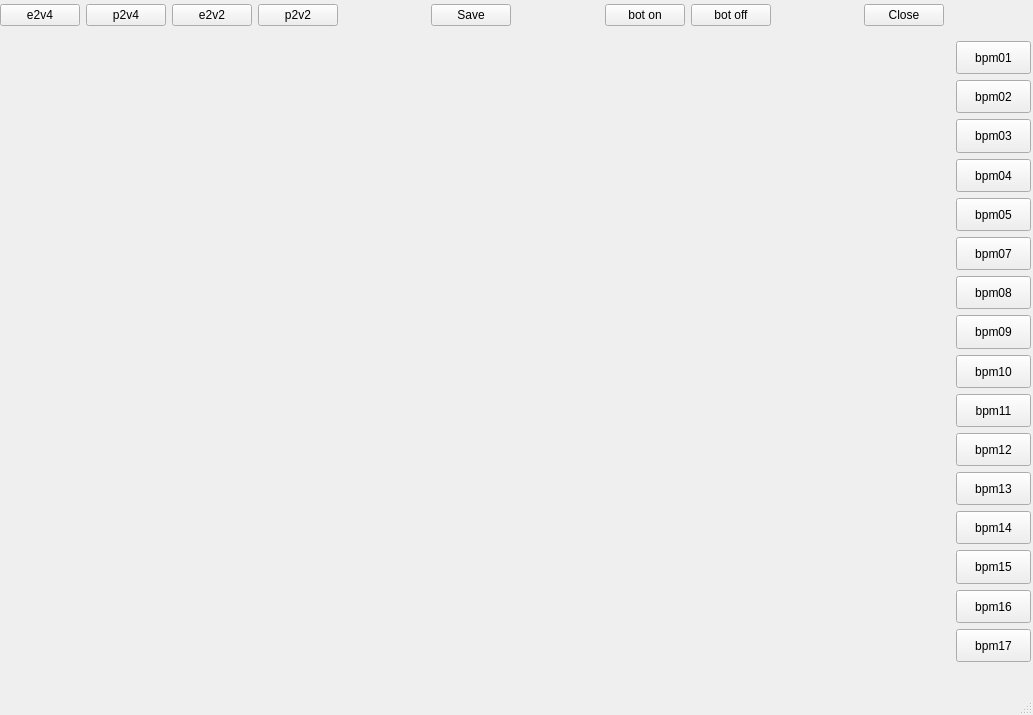
The window that uis/bpm's.ui (vitaliibalakin/c_orbit) describes before a commit, drawn with Qt 5.
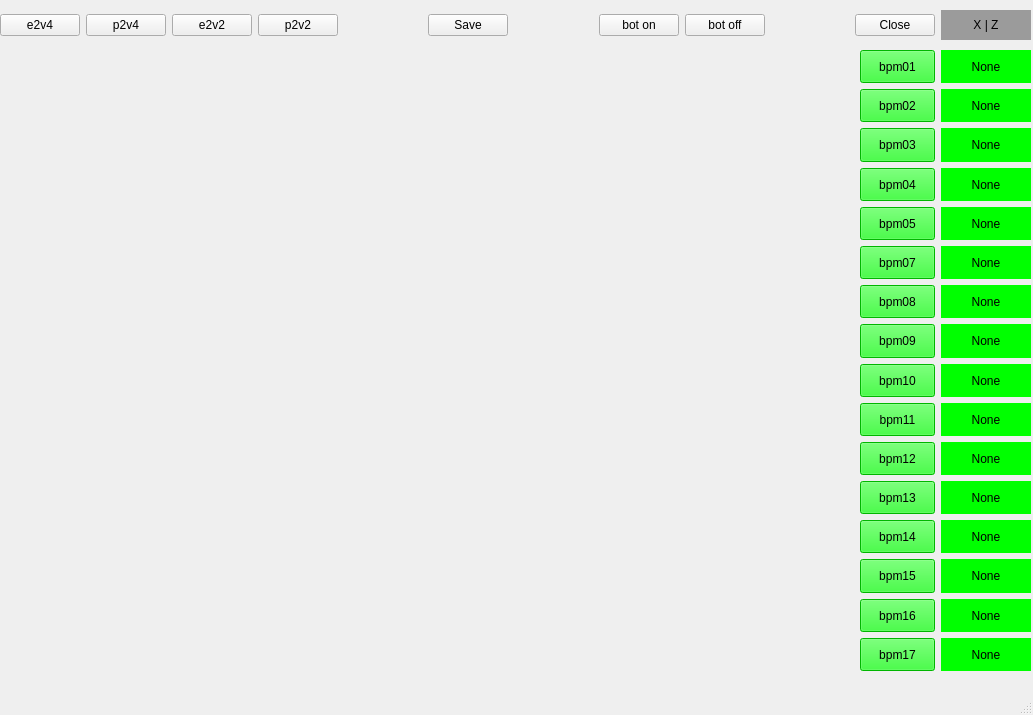
The same window after the commit.

```diff
--- a/uis/bpm's.ui
+++ b/uis/bpm's.ui
@@ -20,71 +20,10 @@
       <x>0</x>
       <y>0</y>
       <width>1031</width>
-      <height>31</height>
+      <height>50</height>
      </rect>
     </property>
     <layout class="QGridLayout" name="gridLayout">
-     <item row="0" column="16">
-      <spacer name="horizontalSpacer_4">
-       <property name="orientation">
-        <enum>Qt::Horizontal</enum>
-       </property>
-       <property name="sizeHint" stdset="0">
-        <size>
-         <width>40</width>
-         <height>20</height>
-        </size>
-       </property>
-      </spacer>
-     </item>
-     <item row="0" column="5">
-      <widget class="QPushButton" name="btn_sel_e2v2">
-       <property name="text">
-        <string>e2v2</string>
-       </property>
-      </widget>
-     </item>
-     <item row="0" column="12">
-      <widget class="QPushButton" name="btn_bot_on">
-       <property name="text">
-        <string>bot on</string>
-       </property>
-      </widget>
-     </item>
-     <item row="0" column="4">
-      <widget class="QPushButton" name="btn_sel_p2v4">
-       <property name="text">
-        <string>p2v4</string>
-       </property>
-      </widget>
-     </item>
-     <item row="0" column="6">
-      <widget class="QPushButton" name="btn_sel_p2v2">
-       <property name="text">
-        <string>p2v2</string>
-       </property>
-      </widget>
-     </item>
-     <item row="0" column="11">
-      <spacer name="horizontalSpacer_5">
-       <property name="orientation">
-        <enum>Qt::Horizontal</enum>
-       </property>
-       <property name="sizeHint" stdset="0">
-        <size>
-         <width>40</width>
-         <height>20</height>
-        </size>
-       </property>
-      </spacer>
-     </item>
-     <item row="0" column="10">
-      <widget class="QPushButton" name="btn_save">
-       <property name="text">
-        <string>Save</string>
-       </property>
-      </widget>
-     </item>
      <item row="0" column="3">
       <widget class="QPushButton" name="btn_sel_e2v4">
        <property name="text">
@@ -92,6 +31,52 @@
        </property>
       </widget>
      </item>
+     <item row="0" column="14">
+      <spacer name="horizontalSpacer_6">
+       <property name="orientation">
+        <enum>Qt::Horizontal</enum>
+       </property>
+       <property name="sizeHint" stdset="0">
+        <size>
+         <width>40</width>
+         <height>20</height>
+        </size>
+       </property>
+      </spacer>
+     </item>
+     <item row="0" column="7">
+      <spacer name="horizontalSpacer_3">
+       <property name="orientation">
+        <enum>Qt::Horizontal</enum>
+       </property>
+       <property name="sizeHint" stdset="0">
+        <size>
+         <width>40</width>
+         <height>20</height>
+        </size>
+       </property>
+      </spacer>
+     </item>
+     <item row="0" column="11">
+      <spacer name="horizontalSpacer_5">
+       <property name="orientation">
+        <enum>Qt::Horizontal</enum>
+       </property>
+       <property name="sizeHint" stdset="0">
+        <size>
+         <width>40</width>
+         <height>20</height>
+        </size>
+       </property>
+      </spacer>
+     </item>
+     <item row="0" column="12">
+      <widget class="QPushButton" name="btn_bot_on">
+       <property name="text">
+        <string>bot on</string>
+       </property>
+      </widget>
+     </item>
      <item row="0" column="13">
       <widget class="QPushButton" name="btn_bot_off">
        <property name="text">
@@ -99,18 +84,12 @@
        </property>
       </widget>
      </item>
-     <item row="0" column="7">
-      <spacer name="horizontalSpacer_3">
-       <property name="orientation">
-        <enum>Qt::Horizontal</enum>
+     <item row="0" column="4">
+      <widget class="QPushButton" name="btn_sel_p2v4">
+       <property name="text">
+        <string>p2v4</string>
        </property>
-       <property name="sizeHint" stdset="0">
-        <size>
-         <width>40</width>
-         <height>20</height>
-        </size>
-       </property>
-      </spacer>
+      </widget>
      </item>
      <item row="0" column="15">
       <widget class="QPushButton" name="btn_close">
@@ -119,39 +98,75 @@
        </property>
       </widget>
      </item>
-     <item row="0" column="14">
-      <spacer name="horizontalSpacer_6">
-       <property name="orientation">
-        <enum>Qt::Horizontal</enum>
+     <item row="0" column="5">
+      <widget class="QPushButton" name="btn_sel_e2v2">
+       <property name="text">
+        <string>e2v2</string>
        </property>
-       <property name="sizeHint" stdset="0">
+      </widget>
+     </item>
+     <item row="0" column="10">
+      <widget class="QPushButton" name="btn_save">
+       <property name="text">
+        <string>Save</string>
+       </property>
+      </widget>
+     </item>
+     <item row="0" column="6">
+      <widget class="QPushButton" name="btn_sel_p2v2">
+       <property name="text">
+        <string>p2v2</string>
+       </property>
+      </widget>
+     </item>
+     <item row="0" column="16">
+      <widget class="QLabel" name="label">
+       <property name="minimumSize">
         <size>
-         <width>40</width>
-         <height>20</height>
+         <width>90</width>
+         <height>30</height>
         </size>
        </property>
-      </spacer>
+       <property name="styleSheet">
+        <string notr="true">background-color:rgb(155, 155, 155)</string>
+       </property>
+       <property name="text">
+        <string>X | Z</string>
+       </property>
+       <property name="alignment">
+        <set>Qt::AlignCenter</set>
+       </property>
+      </widget>
      </item>
     </layout>
    </widget>
    <widget class="QWidget" name="gridLayoutWidget_2">
     <property name="geometry">
      <rect>
-      <x>10</x>
-      <y>41</y>
-      <width>1021</width>
+      <x>0</x>
+      <y>50</y>
+      <width>1031</width>
       <height>621</height>
      </rect>
     </property>
     <layout class="QGridLayout" name="gridLayout_2">
      <item row="11" column="1">
       <widget class="QPushButton" name="btn_bpm13">
+       <property name="minimumSize">
+        <size>
+         <width>75</width>
+         <height>0</height>
+        </size>
+       </property>
        <property name="maximumSize">
         <size>
          <width>75</width>
          <height>100</height>
         </size>
        </property>
+       <property name="styleSheet">
+        <string notr="true">background-color:rgb(0, 255, 0)</string>
+       </property>
        <property name="text">
         <string>bpm13</string>
        </property>
@@ -159,12 +174,21 @@
      </item>
      <item row="8" column="1">
       <widget class="QPushButton" name="btn_bpm10">
+       <property name="minimumSize">
+        <size>
+         <width>75</width>
+         <height>0</height>
+        </size>
+       </property>
        <property name="maximumSize">
         <size>
          <width>75</width>
          <height>100</height>
         </size>
        </property>
+       <property name="styleSheet">
+        <string notr="true">background-color:rgb(0, 255, 0)</string>
+       </property>
        <property name="text">
         <string>bpm10</string>
        </property>
@@ -172,12 +196,21 @@
      </item>
      <item row="5" column="1">
       <widget class="QPushButton" name="btn_bpm07">
+       <property name="minimumSize">
+        <size>
+         <width>75</width>
+         <height>0</height>
+        </size>
+       </property>
        <property name="maximumSize">
         <size>
          <width>75</width>
          <height>100</height>
         </size>
        </property>
+       <property name="styleSheet">
+        <string notr="true">background-color:rgb(0, 255, 0)</string>
+       </property>
        <property name="text">
         <string>bpm07</string>
        </property>
@@ -185,12 +218,21 @@
      </item>
      <item row="10" column="1">
       <widget class="QPushButton" name="btn_bpm12">
+       <property name="minimumSize">
+        <size>
+         <width>75</width>
+         <height>0</height>
+        </size>
+       </property>
        <property name="maximumSize">
         <size>
          <width>75</width>
          <height>100</height>
         </size>
        </property>
+       <property name="styleSheet">
+        <string notr="true">background-color:rgb(0, 255, 0)</string>
+       </property>
        <property name="text">
         <string>bpm12</string>
        </property>
@@ -198,12 +240,21 @@
      </item>
      <item row="9" column="1">
       <widget class="QPushButton" name="btn_bpm11">
+       <property name="minimumSize">
+        <size>
+         <width>75</width>
+         <height>0</height>
+        </size>
+       </property>
        <property name="maximumSize">
         <size>
          <width>75</width>
          <height>100</height>
         </size>
        </property>
+       <property name="styleSheet">
+        <string notr="true">background-color:rgb(0, 255, 0)</string>
+       </property>
        <property name="text">
         <string>bpm11</string>
        </property>
@@ -211,12 +262,21 @@
      </item>
      <item row="3" column="1">
       <widget class="QPushButton" name="btn_bpm04">
+       <property name="minimumSize">
+        <size>
+         <width>75</width>
+         <height>0</height>
+        </size>
+       </property>
        <property name="maximumSize">
         <size>
          <width>75</width>
          <height>100</height>
         </size>
        </property>
+       <property name="styleSheet">
+        <string notr="true">background-color:rgb(0, 255, 0)</string>
+       </property>
        <property name="text">
         <string>bpm04</string>
        </property>
@@ -224,12 +284,21 @@
      </item>
      <item row="6" column="1">
       <widget class="QPushButton" name="btn_bpm08">
+       <property name="minimumSize">
+        <size>
+         <width>75</width>
+         <height>0</height>
+        </size>
+       </property>
        <property name="maximumSize">
         <size>
          <width>75</width>
          <height>100</height>
         </size>
        </property>
+       <property name="styleSheet">
+        <string notr="true">background-color:rgb(0, 255, 0)</string>
+       </property>
        <property name="text">
         <string>bpm08</string>
        </property>
@@ -237,12 +306,21 @@
      </item>
      <item row="1" column="1">
       <widget class="QPushButton" name="btn_bpm02">
+       <property name="minimumSize">
+        <size>
+         <width>75</width>
+         <height>0</height>
+        </size>
+       </property>
        <property name="maximumSize">
         <size>
          <width>75</width>
          <height>100</height>
         </size>
        </property>
+       <property name="styleSheet">
+        <string notr="true">background-color:rgb(0, 255, 0)</string>
+       </property>
        <property name="text">
         <string>bpm02</string>
        </property>
@@ -250,12 +328,21 @@
      </item>
      <item row="2" column="1">
       <widget class="QPushButton" name="btn_bpm03">
+       <property name="minimumSize">
+        <size>
+         <width>75</width>
+         <height>0</height>
+        </size>
+       </property>
        <property name="maximumSize">
         <size>
          <width>75</width>
          <height>100</height>
         </size>
        </property>
+       <property name="styleSheet">
+        <string notr="true">background-color:rgb(0, 255, 0)</string>
+       </property>
        <property name="text">
         <string>bpm03</string>
        </property>
@@ -263,12 +350,21 @@
      </item>
      <item row="12" column="1">
       <widget class="QPushButton" name="btn_bpm14">
+       <property name="minimumSize">
+        <size>
+         <width>75</width>
+         <height>0</height>
+        </size>
+       </property>
        <property name="maximumSize">
         <size>
          <width>75</width>
          <height>100</height>
         </size>
        </property>
+       <property name="styleSheet">
+        <string notr="true">background-color:rgb(0, 255, 0)</string>
+       </property>
        <property name="text">
         <string>bpm14</string>
        </property>
@@ -276,12 +372,21 @@
      </item>
      <item row="4" column="1">
       <widget class="QPushButton" name="btn_bpm05">
+       <property name="minimumSize">
+        <size>
+         <width>75</width>
+         <height>0</height>
+        </size>
+       </property>
        <property name="maximumSize">
         <size>
          <width>75</width>
          <height>100</height>
         </size>
        </property>
+       <property name="styleSheet">
+        <string notr="true">background-color:rgb(0, 255, 0)</string>
+       </property>
        <property name="text">
         <string>bpm05</string>
        </property>
@@ -289,12 +394,21 @@
      </item>
      <item row="7" column="1">
       <widget class="QPushButton" name="btn_bpm09">
+       <property name="minimumSize">
+        <size>
+         <width>75</width>
+         <height>0</height>
+        </size>
+       </property>
        <property name="maximumSize">
         <size>
          <width>75</width>
          <height>100</height>
         </size>
        </property>
+       <property name="styleSheet">
+        <string notr="true">background-color:rgb(0, 255, 0)</string>
+       </property>
        <property name="text">
         <string>bpm09</string>
        </property>
@@ -302,12 +416,21 @@
      </item>
      <item row="13" column="1">
       <widget class="QPushButton" name="btn_bpm15">
+       <property name="minimumSize">
+        <size>
+         <width>75</width>
+         <height>0</height>
+        </size>
+       </property>
        <property name="maximumSize">
         <size>
          <width>75</width>
          <height>100</height>
         </size>
        </property>
+       <property name="styleSheet">
+        <string notr="true">background-color:rgb(0, 255, 0)</string>
+       </property>
        <property name="text">
         <string>bpm15</string>
        </property>
@@ -315,12 +438,21 @@
      </item>
      <item row="14" column="1">
       <widget class="QPushButton" name="btn_bpm16">
+       <property name="minimumSize">
+        <size>
+         <width>75</width>
+         <height>0</height>
+        </size>
+       </property>
        <property name="maximumSize">
         <size>
          <width>75</width>
          <height>100</height>
         </size>
        </property>
+       <property name="styleSheet">
+        <string notr="true">background-color:rgb(0, 255, 0)</string>
+       </property>
        <property name="text">
         <string>bpm16</string>
        </property>
@@ -328,12 +460,21 @@
      </item>
      <item row="15" column="1">
       <widget class="QPushButton" name="btn_bpm17">
+       <property name="minimumSize">
+        <size>
+         <width>75</width>
+         <height>0</height>
+        </size>
+       </property>
        <property name="maximumSize">
         <size>
          <width>75</width>
          <height>100</height>
         </size>
        </property>
+       <property name="styleSheet">
+        <string notr="true">background-color:rgb(0, 255, 0)</string>
+       </property>
        <property name="text">
         <string>bpm17</string>
        </property>
@@ -341,12 +482,21 @@
      </item>
      <item row="0" column="1">
       <widget class="QPushButton" name="btn_bpm01">
+       <property name="minimumSize">
+        <size>
+         <width>75</width>
+         <height>0</height>
+        </size>
+       </property>
        <property name="maximumSize">
         <size>
          <width>75</width>
          <height>100</height>
         </size>
        </property>
+       <property name="styleSheet">
+        <string notr="true">background-color:rgb(0, 255, 0)</string>
+       </property>
        <property name="text">
         <string>bpm01</string>
        </property>
@@ -359,6 +509,454 @@
        </property>
       </widget>
      </item>
+     <item row="0" column="2">
+      <widget class="QLabel" name="lbl_bpm01">
+       <property name="minimumSize">
+        <size>
+         <width>90</width>
+         <height>30</height>
+        </size>
+       </property>
+       <property name="maximumSize">
+        <size>
+         <width>75</width>
+         <height>100</height>
+        </size>
+       </property>
+       <property name="toolTipDuration">
+        <number>0</number>
+       </property>
+       <property name="styleSheet">
+        <string notr="true">background-color:rgb(0, 255, 0)</string>
+       </property>
+       <property name="text">
+        <string>None</string>
+       </property>
+       <property name="alignment">
+        <set>Qt::AlignCenter</set>
+       </property>
+      </widget>
+     </item>
+     <item row="1" column="2">
+      <widget class="QLabel" name="lbl_bpm02">
+       <property name="minimumSize">
+        <size>
+         <width>90</width>
+         <height>0</height>
+        </size>
+       </property>
+       <property name="maximumSize">
+        <size>
+         <width>75</width>
+         <height>100</height>
+        </size>
+       </property>
+       <property name="toolTipDuration">
+        <number>0</number>
+       </property>
+       <property name="styleSheet">
+        <string notr="true">background-color:rgb(0, 255, 0)</string>
+       </property>
+       <property name="text">
+        <string>None</string>
+       </property>
+       <property name="alignment">
+        <set>Qt::AlignCenter</set>
+       </property>
+      </widget>
+     </item>
+     <item row="2" column="2">
+      <widget class="QLabel" name="lbl_bpm03">
+       <property name="minimumSize">
+        <size>
+         <width>90</width>
+         <height>0</height>
+        </size>
+       </property>
+       <property name="maximumSize">
+        <size>
+         <width>75</width>
+         <height>100</height>
+        </size>
+       </property>
+       <property name="toolTipDuration">
+        <number>0</number>
+       </property>
+       <property name="styleSheet">
+        <string notr="true">background-color:rgb(0, 255, 0)</string>
+       </property>
+       <property name="text">
+        <string>None</string>
+       </property>
+       <property name="alignment">
+        <set>Qt::AlignCenter</set>
+       </property>
+      </widget>
+     </item>
+     <item row="3" column="2">
+      <widget class="QLabel" name="lbl_bpm04">
+       <property name="minimumSize">
+        <size>
+         <width>90</width>
+         <height>0</height>
+        </size>
+       </property>
+       <property name="maximumSize">
+        <size>
+         <width>75</width>
+         <height>100</height>
+        </size>
+       </property>
+       <property name="toolTipDuration">
+        <number>0</number>
+       </property>
+       <property name="styleSheet">
+        <string notr="true">background-color:rgb(0, 255, 0)</string>
+       </property>
+       <property name="text">
+        <string>None</string>
+       </property>
+       <property name="alignment">
+        <set>Qt::AlignCenter</set>
+       </property>
+      </widget>
+     </item>
+     <item row="4" column="2">
+      <widget class="QLabel" name="lbl_bpm05">
+       <property name="minimumSize">
+        <size>
+         <width>90</width>
+         <height>0</height>
+        </size>
+       </property>
+       <property name="maximumSize">
+        <size>
+         <width>75</width>
+         <height>100</height>
+        </size>
+       </property>
+       <property name="toolTipDuration">
+        <number>0</number>
+       </property>
+       <property name="styleSheet">
+        <string notr="true">background-color:rgb(0, 255, 0)</string>
+       </property>
+       <property name="text">
+        <string>None</string>
+       </property>
+       <property name="alignment">
+        <set>Qt::AlignCenter</set>
+       </property>
+      </widget>
+     </item>
+     <item row="5" column="2">
+      <widget class="QLabel" name="lbl_bpm07">
+       <property name="minimumSize">
+        <size>
+         <width>90</width>
+         <height>0</height>
+        </size>
+       </property>
+       <property name="maximumSize">
+        <size>
+         <width>75</width>
+         <height>100</height>
+        </size>
+       </property>
+       <property name="toolTipDuration">
+        <number>0</number>
+       </property>
+       <property name="styleSheet">
+        <string notr="true">background-color:rgb(0, 255, 0)</string>
+       </property>
+       <property name="text">
+        <string>None</string>
+       </property>
+       <property name="alignment">
+        <set>Qt::AlignCenter</set>
+       </property>
+      </widget>
+     </item>
+     <item row="6" column="2">
+      <widget class="QLabel" name="lbl_bpm08">
+       <property name="minimumSize">
+        <size>
+         <width>90</width>
+         <height>0</height>
+        </size>
+       </property>
+       <property name="maximumSize">
+        <size>
+         <width>75</width>
+         <height>100</height>
+        </size>
+       </property>
+       <property name="toolTipDuration">
+        <number>0</number>
+       </property>
+       <property name="styleSheet">
+        <string notr="true">background-color:rgb(0, 255, 0)</string>
+       </property>
+       <property name="text">
+        <string>None</string>
+       </property>
+       <property name="alignment">
+        <set>Qt::AlignCenter</set>
+       </property>
+      </widget>
+     </item>
+     <item row="7" column="2">
+      <widget class="QLabel" name="lbl_bpm09">
+       <property name="minimumSize">
+        <size>
+         <width>90</width>
+         <height>0</height>
+        </size>
+       </property>
+       <property name="maximumSize">
+        <size>
+         <width>75</width>
+         <height>100</height>
+        </size>
+       </property>
+       <property name="toolTipDuration">
+        <number>0</number>
+       </property>
+       <property name="styleSheet">
+        <string notr="true">background-color:rgb(0, 255, 0)</string>
+       </property>
+       <property name="text">
+        <string>None</string>
+       </property>
+       <property name="alignment">
+        <set>Qt::AlignCenter</set>
+       </property>
+      </widget>
+     </item>
+     <item row="8" column="2">
+      <widget class="QLabel" name="lbl_bpm10">
+       <property name="minimumSize">
+        <size>
+         <width>90</width>
+         <height>0</height>
+        </size>
+       </property>
+       <property name="maximumSize">
+        <size>
+         <width>75</width>
+         <height>100</height>
+        </size>
+       </property>
+       <property name="toolTipDuration">
+        <number>0</number>
+       </property>
+       <property name="styleSheet">
+        <string notr="true">background-color:rgb(0, 255, 0)</string>
+       </property>
+       <property name="text">
+        <string>None</string>
+       </property>
+       <property name="alignment">
+        <set>Qt::AlignCenter</set>
+       </property>
+      </widget>
+     </item>
+     <item row="9" column="2">
+      <widget class="QLabel" name="lbl_bpm11">
+       <property name="minimumSize">
+        <size>
+         <width>90</width>
+         <height>0</height>
+        </size>
+       </property>
+       <property name="maximumSize">
+        <size>
+         <width>75</width>
+         <height>100</height>
+        </size>
+       </property>
+       <property name="toolTipDuration">
+        <number>0</number>
+       </property>
+       <property name="styleSheet">
+        <string notr="true">background-color:rgb(0, 255, 0)</string>
+       </property>
+       <property name="text">
+        <string>None</string>
+       </property>
+       <property name="alignment">
+        <set>Qt::AlignCenter</set>
+       </property>
+      </widget>
+     </item>
+     <item row="10" column="2">
+      <widget class="QLabel" name="lbl_bpm12">
+       <property name="minimumSize">
+        <size>
+         <width>90</width>
+         <height>0</height>
+        </size>
+       </property>
+       <property name="maximumSize">
+        <size>
+         <width>75</width>
+         <height>100</height>
+        </size>
+       </property>
+       <property name="toolTipDuration">
+        <number>0</number>
+       </property>
+       <property name="styleSheet">
+        <string notr="true">background-color:rgb(0, 255, 0)</string>
+       </property>
+       <property name="text">
+        <string>None</string>
+       </property>
+       <property name="alignment">
+        <set>Qt::AlignCenter</set>
+       </property>
+      </widget>
+     </item>
+     <item row="11" column="2">
+      <widget class="QLabel" name="lbl_bpm13">
+       <property name="minimumSize">
+        <size>
+         <width>90</width>
+         <height>0</height>
+        </size>
+       </property>
+       <property name="maximumSize">
+        <size>
+         <width>75</width>
+         <height>100</height>
+        </size>
+       </property>
+       <property name="toolTipDuration">
+        <number>0</number>
+       </property>
+       <property name="styleSheet">
+        <string notr="true">background-color:rgb(0, 255, 0)</string>
+       </property>
+       <property name="text">
+        <string>None</string>
+       </property>
+       <property name="alignment">
+        <set>Qt::AlignCenter</set>
+       </property>
+      </widget>
+     </item>
+     <item row="12" column="2">
+      <widget class="QLabel" name="lbl_bpm14">
+       <property name="minimumSize">
+        <size>
+         <width>90</width>
+         <height>0</height>
+        </size>
+       </property>
+       <property name="maximumSize">
+        <size>
+         <width>75</width>
+         <height>100</height>
+        </size>
+       </property>
+       <property name="toolTipDuration">
+        <number>0</number>
+       </property>
+       <property name="styleSheet">
+        <string notr="true">background-color:rgb(0, 255, 0)</string>
+       </property>
+       <property name="text">
+        <string>None</string>
+       </property>
+       <property name="alignment">
+        <set>Qt::AlignCenter</set>
+       </property>
+      </widget>
+     </item>
+     <item row="13" column="2">
+      <widget class="QLabel" name="lbl_bpm15">
+       <property name="minimumSize">
+        <size>
+         <width>90</width>
+         <height>0</height>
+        </size>
+       </property>
+       <property name="maximumSize">
+        <size>
+         <width>75</width>
+         <height>100</height>
+        </size>
+       </property>
+       <property name="toolTipDuration">
+        <number>0</number>
+       </property>
+       <property name="styleSheet">
+        <string notr="true">background-color:rgb(0, 255, 0)</string>
+       </property>
+       <property name="text">
+        <string>None</string>
+       </property>
+       <property name="alignment">
+        <set>Qt::AlignCenter</set>
+       </property>
+      </widget>
+     </item>
+     <item row="14" column="2">
+      <widget class="QLabel" name="lbl_bpm16">
+       <property name="minimumSize">
+        <size>
+         <width>90</width>
+         <height>0</height>
+        </size>
+       </property>
+       <property name="maximumSize">
+        <size>
+         <width>75</width>
+         <height>100</height>
+        </size>
+       </property>
+       <property name="toolTipDuration">
+        <number>0</number>
+       </property>
+       <property name="styleSheet">
+        <string notr="true">background-color:rgb(0, 255, 0)</string>
+       </property>
+       <property name="text">
+        <string>None</string>
+       </property>
+       <property name="alignment">
+        <set>Qt::AlignCenter</set>
+       </property>
+      </widget>
+     </item>
+     <item row="15" column="2">
+      <widget class="QLabel" name="lbl_bpm17">
+       <property name="minimumSize">
+        <size>
+         <width>90</width>
+         <height>0</height>
+        </size>
+       </property>
+       <property name="maximumSize">
+        <size>
+         <width>75</width>
+         <height>100</height>
+        </size>
+       </property>
+       <property name="toolTipDuration">
+        <number>0</number>
+       </property>
+       <property name="styleSheet">
+        <string notr="true">background-color:rgb(0, 255, 0)</string>
+       </property>
+       <property name="text">
+        <string>None</string>
+       </property>
+       <property name="alignment">
+        <set>Qt::AlignCenter</set>
+       </property>
+      </widget>
+     </item>
     </layout>
    </widget>
   </widget>
@@ -372,7 +970,7 @@
     </rect>
    </property>
   </widget>
-  <widget class="QStatusBar" name="statusbar"/>
+  <widget class="QStatusBar" name="status_bar"/>
  </widget>
  <resources/>
  <connections/>
```
